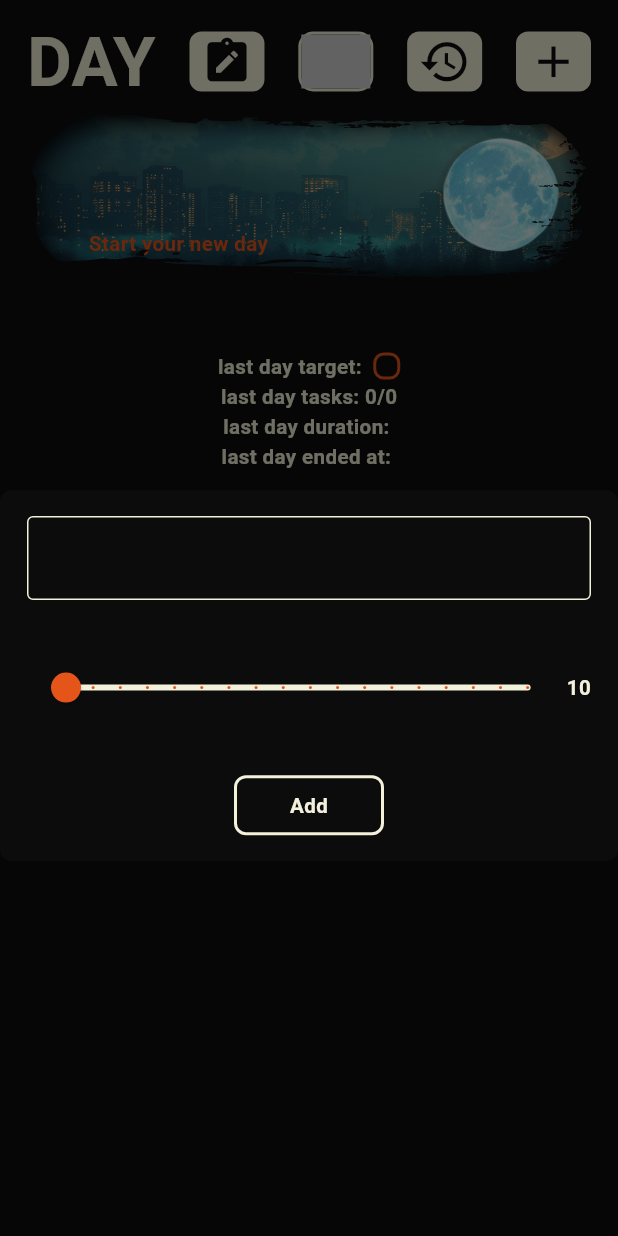
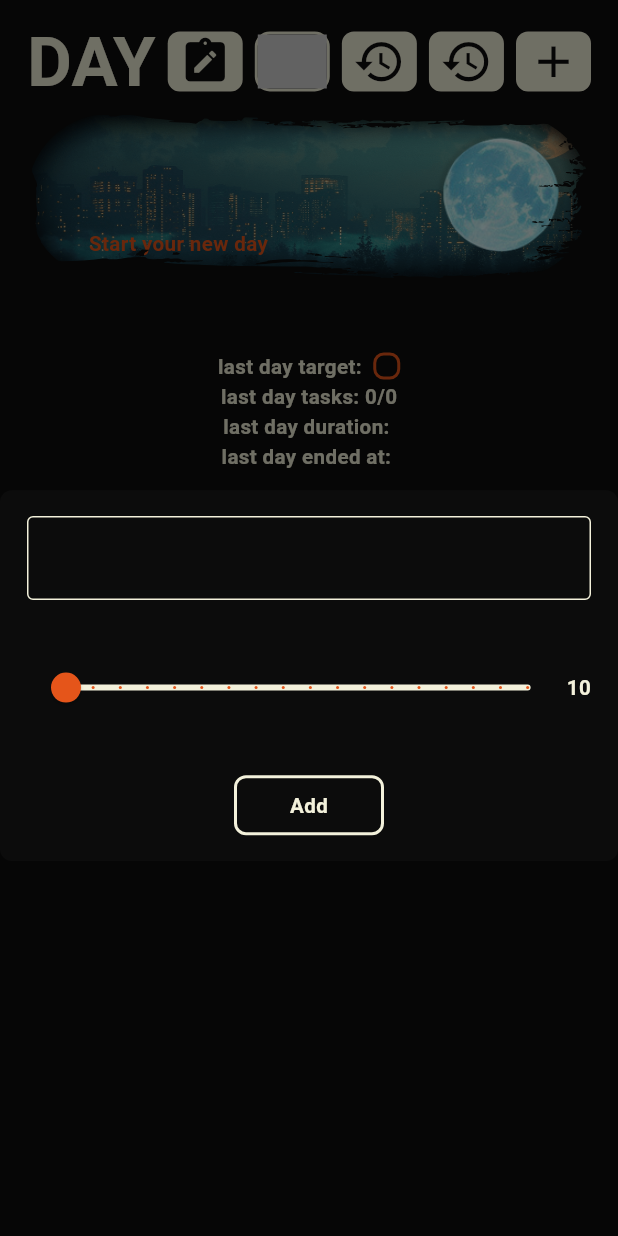
Before and after one commit to denissavishchev/neo_day, a Flutter app: the MainScreen screen opened directly, after a tap on the "history" icon, after a tap on the "home" icon, after a tap on the "add" icon, on a phone screen of 412 x 824 dp. Run offline on Flutter 3.47's test engine with Material 3 defaults, Android fonts, the light colour scheme and no system bars; our stand-ins replace easy_localization, flutter_screenutil, flutter_svg, hive, hive_flutter; missing offline and left inert: country_flags; accounts and stored records are empty.

Commit message:
start task history start

```diff
--- a/lib/main.dart
+++ b/lib/main.dart
@@ -7,14 +7,17 @@ import 'main_provider.dart';
 import 'models/habit_history_model.dart';
 import 'models/habits_model.dart';
 import 'package:hive_flutter/adapters.dart';
+import 'models/start_task_history_model.dart';
 
 Future main() async{
   WidgetsFlutterBinding.ensureInitialized();
   await Hive.initFlutter();
   Hive.registerAdapter(HabitsModelAdapter());
   Hive.registerAdapter(HabitHistoryModelAdapter());
+  Hive.registerAdapter(StartTaskHistoryModelAdapter());
   await Hive.openBox<HabitsModel>('habit');
   await Hive.openBox<HabitHistoryModel>('habitHistory');
+  await Hive.openBox<StartTaskHistoryModel>('startTaskHistory');
   await Hive.openBox('day');
   await EasyLocalization.ensureInitialized();
   runApp(
--- a/lib/models/boxes.dart
+++ b/lib/models/boxes.dart
@@ -1,4 +1,5 @@
 import 'package:hive/hive.dart';
+import 'package:neo_day/models/start_task_history_model.dart';
 import 'habit_history_model.dart';
 import 'habits_model.dart';
 
@@ -7,4 +8,6 @@ class Boxes {
       Hive.box<HabitsModel>('habit');
   static Box<HabitHistoryModel> addHabitHistoryToBase() =>
       Hive.box<HabitHistoryModel>('habitHistory');
+  static Box<StartTaskHistoryModel> addStartTaskHistoryToBase() =>
+      Hive.box<StartTaskHistoryModel>('startTaskHistory');
 }
--- /dev/null
+++ b/lib/models/start_task_history_model.dart
@@ -0,0 +1,10 @@
+import 'package:hive/hive.dart';
+part 'start_task_history_model.g.dart';
+
+@HiveType(typeId: 33)
+class StartTaskHistoryModel extends HiveObject{
+  @HiveField(0)
+  late String name;
+  @HiveField(1)
+  late String history;
+}
--- a/lib/widgets/day_widgets/start_task_widget.dart
+++ b/lib/widgets/day_widgets/start_task_widget.dart
@@ -24,8 +24,24 @@ class StartTaskWidget extends StatelessWidget {
                 color: kWhite,
                 borderRadius: BorderRadius.all(Radius.circular(8)),
               ),
-              child: data.startTask != ''
-              ? Column(
+              child: data.startTask == ''
+              ? GestureDetector(
+                onTap: () => data.showToAddStartTask(context),
+                child: Padding(
+                  padding: const EdgeInsets.all(8.0),
+                  child: Row(
+                    children: [
+                      Expanded(
+                          child: Text(
+                            'chooseOneOfStartTasks'.tr(),
+                            style: kBlackTextStyle,
+                            textAlign: TextAlign.center,)),
+                      Icon(Icons.add, size: 40,)
+                    ],
+                  ),
+                ),
+              )
+              : Column(
                 children: [
                   Row(
                     children: [
@@ -102,22 +118,6 @@ class StartTaskWidget extends StatelessWidget {
                     ),
                   )
                 ],
-              )
-              : GestureDetector(
-                onTap: () => data.showToAddStartTask(context),
-                child: Padding(
-                  padding: const EdgeInsets.all(8.0),
-                  child: Row(
-                    children: [
-                      Expanded(
-                          child: Text(
-                            'chooseOneOfStartTasks'.tr(),
-                            style: kBlackTextStyle,
-                            textAlign: TextAlign.center,)),
-                      Icon(Icons.add, size: 40,)
-                    ],
-                  ),
-                ),
               ),
             ),
           );
--- a/lib/widgets/day_widgets/top_widget.dart
+++ b/lib/widgets/day_widgets/top_widget.dart
@@ -3,6 +3,7 @@ import 'package:provider/provider.dart';
 import '../../constants.dart';
 import '../../main_provider.dart';
 import '../../screens/habit_history_screen.dart';
+import '../../screens/start_task_history_screen.dart';
 import 'day_button.dart';
 import '../languages/language_widget.dart';
 
@@ -25,6 +26,9 @@ class TopWidget extends StatelessWidget {
               DayButton(icon: Icons.history, onTap: () => Navigator.pushReplacement(context,
                   MaterialPageRoute(builder: (context) =>
                   const HabitHistoryScreen()))),
+              DayButton(icon: Icons.history, onTap: () => Navigator.pushReplacement(context,
+                  MaterialPageRoute(builder: (context) =>
+                  const StartTaskHistoryScreen()))),
               DayButton(icon: Icons.add, onTap: () => data.showToAddHabit(context),)
             ],
           );
```
Also changed, not shown: lib/main_provider.dart (+15 -2 lines), lib/screens/start_task_history_screen.dart (added, +56 -0 lines), lib/widgets/history_widgets/start_task_history_container_widget.dart (added, +87 -0 lines), lib/models/start_task_history_model.g.dart (added).
